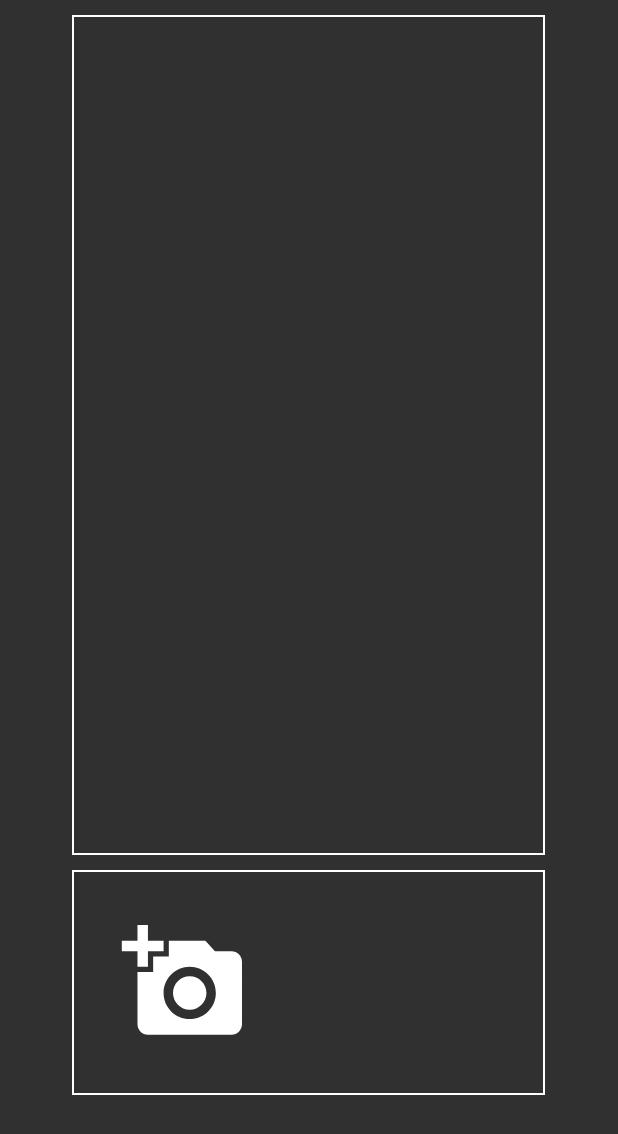
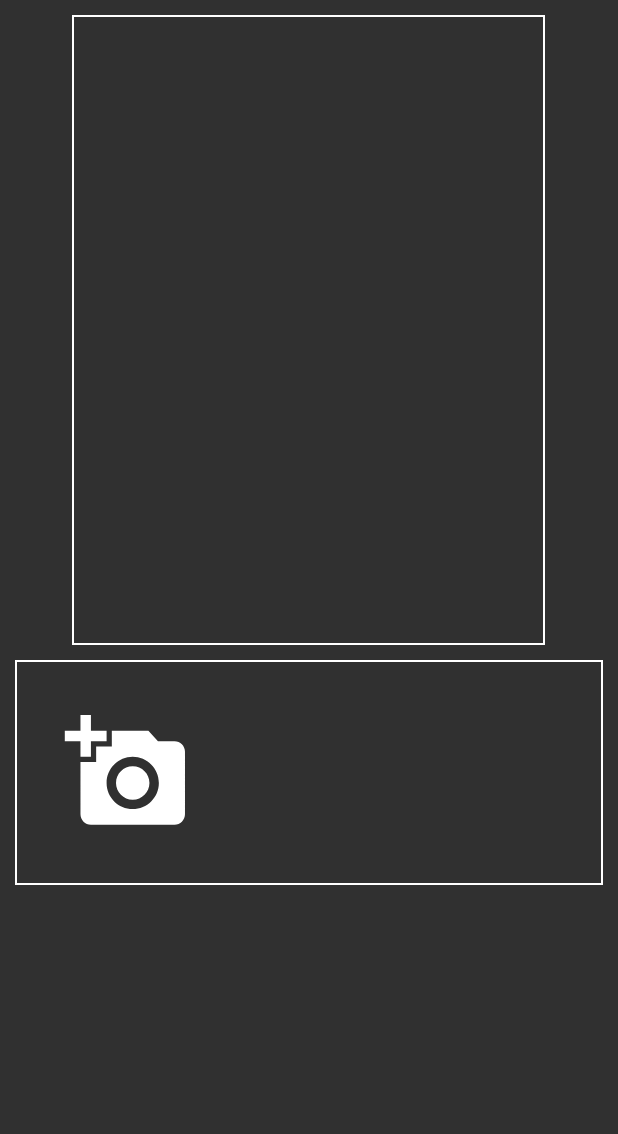
Before and after one commit to MatthewDBarrett/DonorApp, an Android app: the DonationAd screen opened directly, with no data from a screen before it, on a phone screen of 412 x 824 dp. Shown: the top 1134 px of the screen. Run offline under Robolectric (Android 15) with nearby library versions, the phone set to English and light mode, and no system bars.

Commit message:
Changed the imageView for photo uploads to better fit photos from the camera app

```diff
--- a/app/src/main/res/layout/activity_donation_ad.xml
+++ b/app/src/main/res/layout/activity_donation_ad.xml
@@ -17,7 +17,7 @@
             <LinearLayout
                 android:orientation="vertical"
                 android:layout_width="315dp"
-                android:layout_height="560dp"
+                android:layout_height="420dp"
                 android:layout_gravity="center"
                 android:background="@drawable/box"
                 android:gravity="center"
@@ -40,7 +40,7 @@
 
             <LinearLayout
                 android:id="@+id/linearLayout"
-                android:layout_width="315dp"
+                android:layout_width="match_parent"
                 android:layout_height="150dp"
                 android:layout_gravity="center"
                 android:background="@drawable/box"
```
